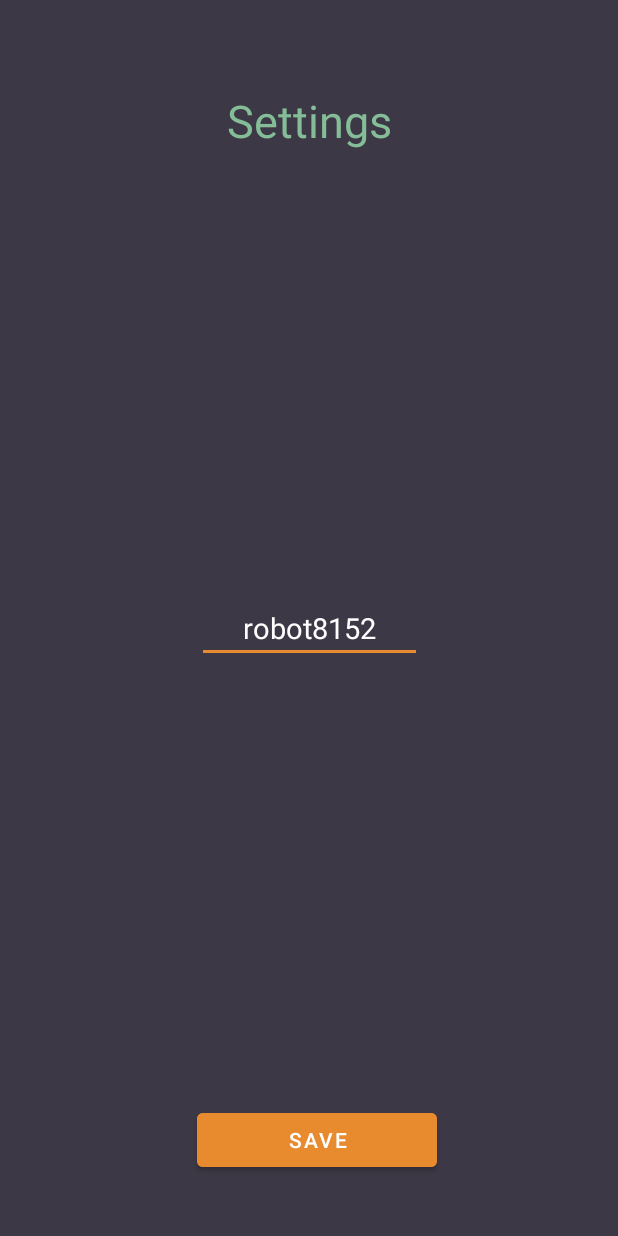
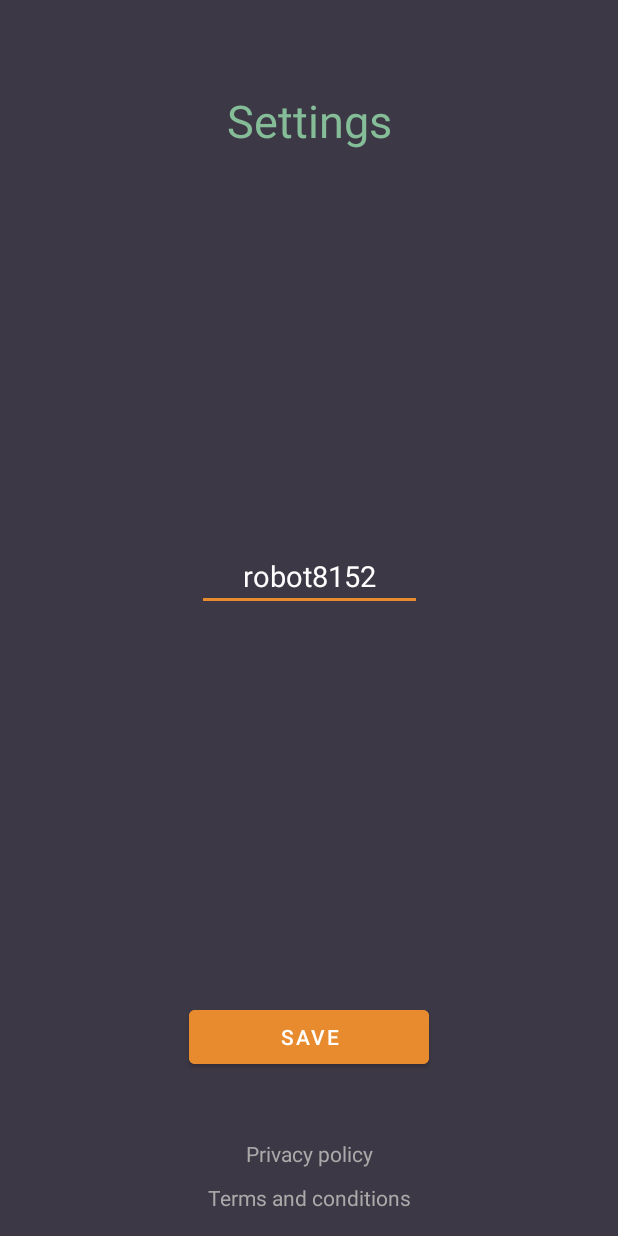
Before and after one commit to puntogris/are-you-a-robot, an Android app: the fragment PlayerSettingsFragment shown on its own in the app's theme, on a phone screen of 412 x 824 dp. Run offline under Robolectric (Android 15) with nearby library versions, the light colour scheme and no system bars; our stand-ins replace Dagger/Hilt's generated code, data binding.

Commit message:
updated website links

```diff
--- a/app/src/main/AndroidManifest.xml
+++ b/app/src/main/AndroidManifest.xml
@@ -1,7 +1,9 @@
 <?xml version="1.0" encoding="utf-8"?>
-<manifest xmlns:android="http://schemas.android.com/apk/res/android">
+<manifest xmlns:android="http://schemas.android.com/apk/res/android"
+    xmlns:tools="http://schemas.android.com/tools">
 
     <uses-permission android:name="android.permission.INTERNET" />
+    <uses-permission android:name="com.google.android.gms.permission.AD_ID" tools:node="remove"/>
 
     <application
         android:name=".App"
--- a/app/src/main/res/layout/fragment_player_settings.xml
+++ b/app/src/main/res/layout/fragment_player_settings.xml
@@ -49,12 +49,38 @@
             android:id="@+id/saveSettings"
             android:layout_width="160dp"
             android:layout_height="wrap_content"
-            android:layout_marginBottom="40dp"
             android:backgroundTint="@color/colorAccent"
             android:text="@string/action_save"
+            android:layout_marginBottom="42dp"
+            app:layout_constraintBottom_toTopOf="@+id/privacy_policy"
+            app:layout_constraintEnd_toEndOf="parent"
+            app:layout_constraintStart_toStartOf="parent" />
+
+        <TextView
+            android:id="@+id/privacy_policy"
+            android:layout_width="wrap_content"
+            android:layout_height="wrap_content"
+            android:text="@string/privacy_policy"
+            android:textColor="@android:color/darker_gray"
+            android:textSize="14sp"
+            android:padding="2dp"
+            android:layout_marginBottom="6dp"
+            app:layout_constraintBottom_toTopOf="@+id/terms_and_conditions"
+            app:layout_constraintEnd_toEndOf="parent"
+            app:layout_constraintStart_toStartOf="parent" />
+
+        <TextView
+            android:id="@+id/terms_and_conditions"
+            android:layout_width="wrap_content"
+            android:layout_height="wrap_content"
+            android:text="@string/terms_and_conditions"
+            android:padding="2dp"
+            android:textColor="@android:color/darker_gray"
+            android:textSize="14sp"
+            android:layout_marginBottom="14dp"
             app:layout_constraintBottom_toBottomOf="parent"
             app:layout_constraintEnd_toEndOf="parent"
-            app:layout_constraintHorizontal_bias="0.521"
             app:layout_constraintStart_toStartOf="parent" />
+
     </androidx.constraintlayout.widget.ConstraintLayout>
 </layout>
--- a/app/src/main/res/values/strings.xml
+++ b/app/src/main/res/values/strings.xml
@@ -33,5 +33,7 @@
 
     <!-- Other-->
     <string name="action_close">Close</string>
+    <string name="privacy_policy">Privacy policy</string>
+    <string name="terms_and_conditions">Terms and conditions</string>
 
 </resources>
--- a/multiplayer/build.gradle
+++ b/multiplayer/build.gradle
@@ -10,8 +10,9 @@ plugins {
 android {
 
     defaultConfig {
-        minSdkVersion 21
-        compileSdk 34
+        minSdkVersion 24
+        compileSdk 33
+        targetSdk 33
         testInstrumentationRunner "androidx.test.runner.AndroidJUnitRunner"
     }
 
```
Also changed, not shown: app/build.gradle (+4 -3 lines), app/src/main/java/com/puntogris/areyouarobot/ui/settings/PlayerSettingsFragment.kt (+22 -0 lines), 1 other file.
